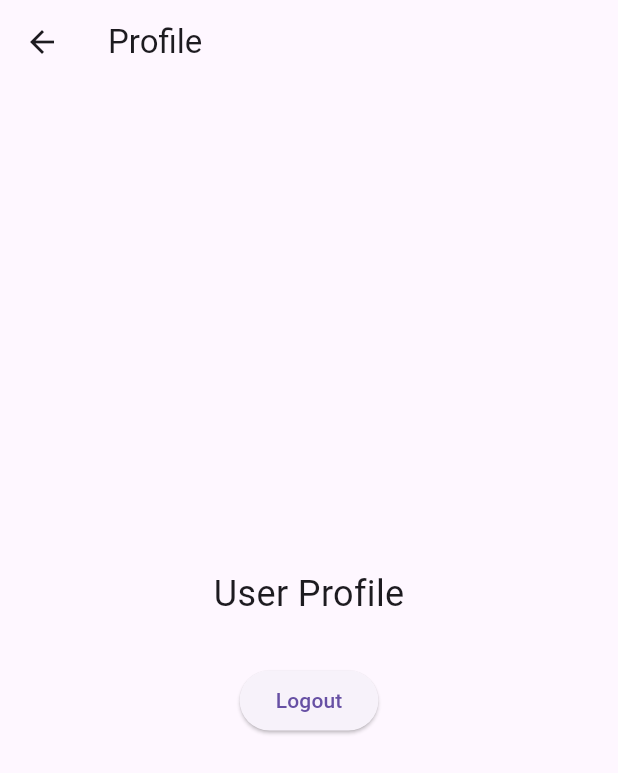
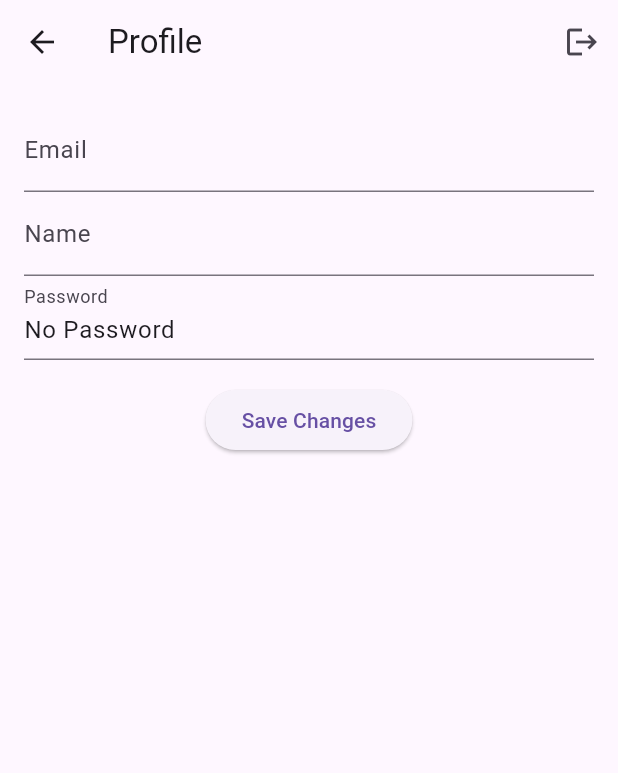
Before and after one commit to LongTape/RMD-lab1, a Flutter app: the ProfileScreen screen opened by its route, on a phone screen of 412 x 824 dp. Shown: the top 773 px of the screen. Run offline on Flutter 3.47's test engine with Material 3 defaults, Android fonts, the phone set to English and light mode, and no system bars; our stand-ins replace shared_preferences; accounts and stored records are empty.

Commit message:
лабороторна робота #3
логіка, збереження даних, зміна даних

```diff
--- /dev/null
+++ b/lab2/lab2/lib/data/repositories/user_repoisitory.dart
@@ -0,0 +1,37 @@
+import 'package:shared_preferences/shared_preferences.dart';
+
+abstract class UserRepository {
+  Future<void> saveUser(String email, String password);
+  Future<bool> validateUser(String email, String password);
+  Future<String?> getUserDetail(String key);
+  Future<void> updateUserDetail(String key, String value);
+}
+
+class SharedPreferencesUserRepository implements UserRepository {
+  final SharedPreferences prefs;
+
+  SharedPreferencesUserRepository(this.prefs);
+
+  @override
+  Future<void> saveUser(String email, String password) async {
+    await prefs.setString('email', email);
+    await prefs.setString('password', password);
+  }
+
+  @override
+  Future<bool> validateUser(String email, String password) async {
+    final storedEmail = prefs.getString('email');
+    final storedPassword = prefs.getString('password');
+    return email == storedEmail && password == storedPassword;
+  }
+
+  @override
+  Future<String?> getUserDetail(String key) async {
+    return prefs.getString(key);
+  }
+
+  @override
+  Future<void> updateUserDetail(String key, String value) async {
+    await prefs.setString(key, value);
+  }
+}
--- /dev/null
+++ b/lab2/lab2/lib/logic/user_validator.dart
@@ -0,0 +1,16 @@
+class UserValidator {
+  static String? validateEmail(String email) {
+    if (!email.contains('@')) return 'Invalid email format';
+    return null;
+  }
+
+  static String? validatePassword(String password) {
+    if (password.length < 6) return 'Password too short';
+    return null;
+  }
+
+  static String? validateName(String name) {
+    if (RegExp(r'[0-9]').hasMatch(name)) return 'Name cannot contain numbers';
+    return null;
+  }
+}
--- a/lab2/lab2/lib/screens/profile_screen.dart
+++ b/lab2/lab2/lib/screens/profile_screen.dart
@@ -1,22 +1,86 @@
 import 'package:flutter/material.dart';
-import 'package:lab2/widgets/custom_button.dart';
+import 'package:lab2/data/repositories/user_repoisitory.dart';
 
-class ProfileScreen extends StatelessWidget {
+class ProfileScreen extends StatefulWidget {
+  final UserRepository userRepository;
+
+  ProfileScreen({required this.userRepository});
+
+  @override
+  _ProfileScreenState createState() => _ProfileScreenState();
+}
+
+class _ProfileScreenState extends State<ProfileScreen> {
+  final _emailController = TextEditingController();
+  final _nameController = TextEditingController();
+  final _passwordController = TextEditingController();
+
+  @override
+  void initState() {
+    super.initState();
+    _loadUserData();
+  }
+
+  Future<void> _loadUserData() async {
+    final email = await widget.userRepository.getUserDetail('email') ?? 'No Email';
+    final name = await widget.userRepository.getUserDetail('name') ?? 'No Name';
+    final password =
+        await widget.userRepository.getUserDetail('password') ?? 'No Password';
+
+    setState(() {
+      _emailController.text = email;
+      _nameController.text = name;
+      _passwordController.text = password;
+    });
+  }
+
+  Future<void> _saveChanges() async {
+    await widget.userRepository.updateUserDetail('name', _nameController.text);
+    await widget.userRepository.updateUserDetail(
+        'password', _passwordController.text);
+
+    ScaffoldMessenger.of(context).showSnackBar(
+      const SnackBar(content: Text('Changes saved successfully!')),
+    );
+  }
+
+  void _logout() {
+    Navigator.pushNamedAndRemoveUntil(context, '/login', (route) => false);
+  }
+
   @override
   Widget build(BuildContext context) {
     return Scaffold(
-      appBar: AppBar(title: Text('Profile')),
-      body: Center(
+      appBar: AppBar(
+        title: const Text('Profile'),
+        actions: [
+          IconButton(
+            icon: const Icon(Icons.logout),
+            onPressed: _logout,
+          ),
+        ],
+      ),
+      body: Padding(
+        padding: const EdgeInsets.all(16.0),
         child: Column(
-          mainAxisAlignment: MainAxisAlignment.center,
           children: [
-            Text('User Profile', style: TextStyle(fontSize: 24)),
-            SizedBox(height: 20),
-            CustomButton(
-              text: 'Logout',
-              onPressed: () {
-                Navigator.popUntil(context, ModalRoute.withName('/login'));
-              },
+            TextField(
+              controller: _emailController,
+              decoration: const InputDecoration(labelText: 'Email'),
+              readOnly: true, // Робимо поле доступним лише для читання
+            ),
+            TextField(
+              controller: _nameController,
+              decoration: const InputDecoration(labelText: 'Name'),
+            ),
+            TextField(
+              controller: _passwordController,
+              decoration: const InputDecoration(labelText: 'Password'),
+            ),
+            const SizedBox(height: 16),
+            ElevatedButton(
+              onPressed: _saveChanges,
+              child: const Text('Save Changes'),
             ),
           ],
         ),
--- a/lab2/lab2/pubspec.yaml
+++ b/lab2/lab2/pubspec.yaml
@@ -30,7 +30,7 @@ environment:
 dependencies:
   flutter:
     sdk: flutter
-
+  shared_preferences: ^2.0.15
 
   # The following adds the Cupertino Icons font to your application.
   # Use with the CupertinoIcons class for iOS style icons.
```
Also changed, not shown: lab2/lab2/lib/main.dart (+20 -10 lines), lab2/lab2/lib/screens/home_screen.dart (+23 -8 lines), lab2/lab2/lib/screens/login_screen.dart (+58 -15 lines), lab2/lab2/lib/screens/registration_screen.dart (+58 -18 lines), lab2/lab2/lib/data/models/user_repository.dart (added), lab2/lab2/pubspec.lock, 1 other file.
